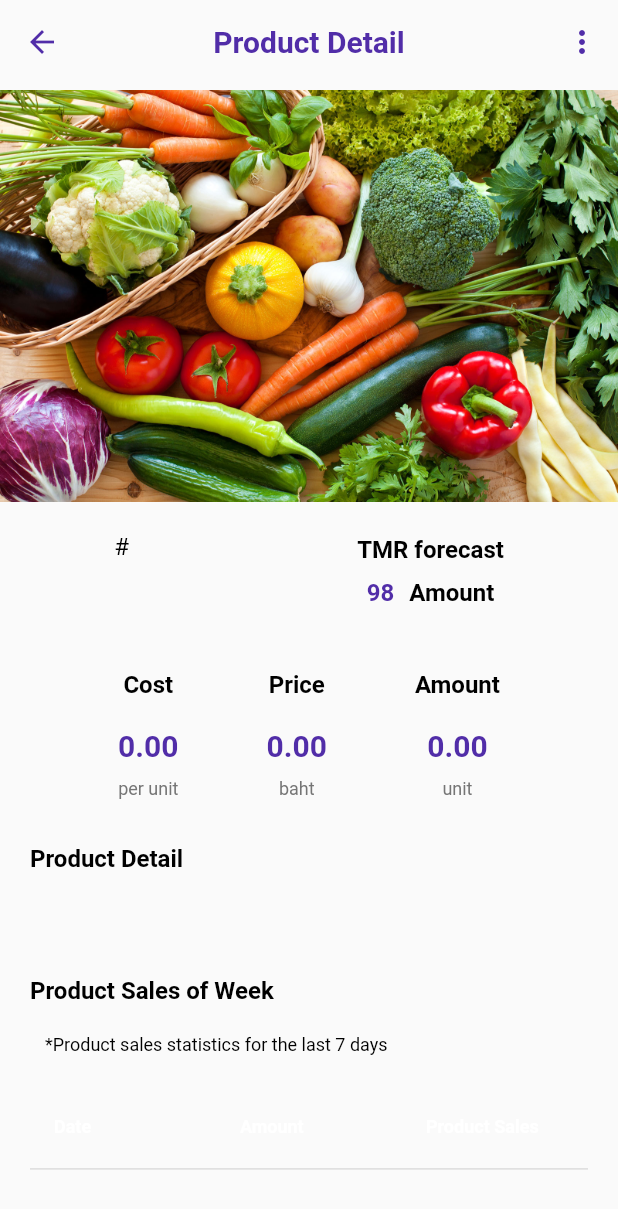
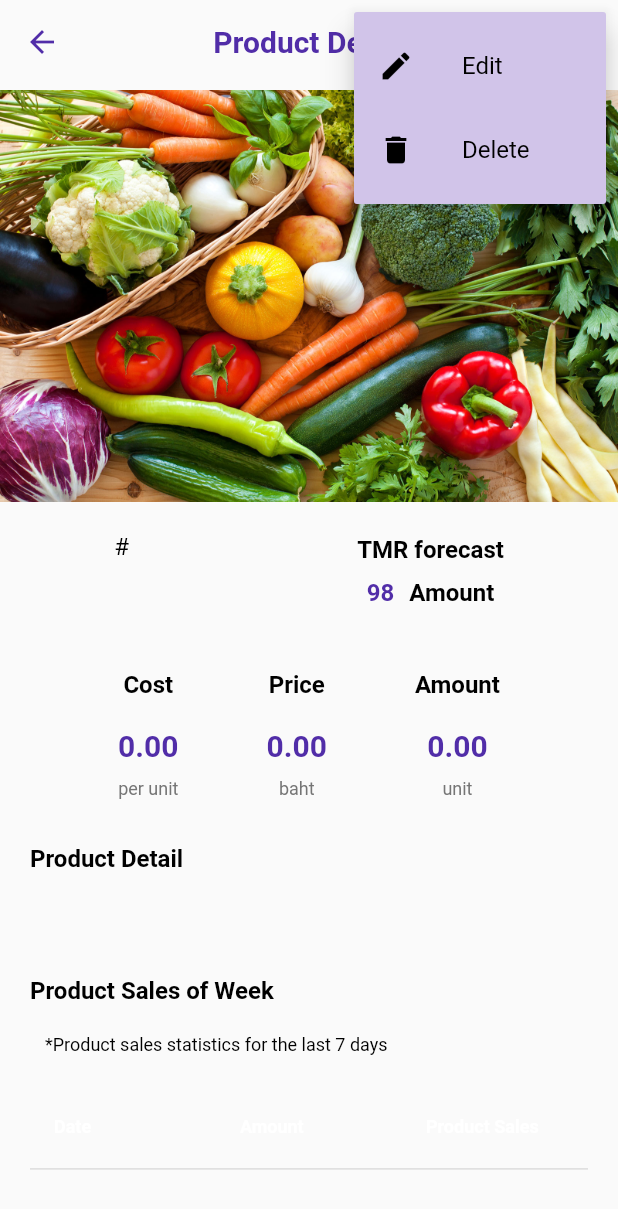
Before and after one commit to ktlyee/Stock-Management-App, a Flutter app: the InventoryDetailPage screen opened directly, after a tap on the "more vert" icon, on a phone screen of 412 x 824 dp. Shown: the top 1209 px of the screen. Run offline on Flutter 3.47's test engine with Material 2 defaults, Android fonts, the phone set to English and light mode, and no system bars; drawn by our look-alikes of syncfusion_flutter_datagrid; our stand-ins replace cloud_firestore, firebase_core, firebase_storage, image_picker, syncfusion_flutter_charts; missing offline and left inert: ml_algo, ml_dataframe, syncfusion_flutter_core; accounts and stored records are empty.

Commit message:
Update popup menu

```diff
--- a/lib/order_detail.dart
+++ b/lib/order_detail.dart
@@ -208,4 +208,5 @@ class _OrderDetailState extends State<OrderDetail> {
           ),
         ));
   }
+
 }
--- a/lib/product_detail_page.dart
+++ b/lib/product_detail_page.dart
@@ -26,6 +26,21 @@ class _InventoryDetailPageState extends State<InventoryDetailPage> {
     super.initState();
   }
 
+  void actionPopUpItemSelected(String value, String name) {
+    String message;
+    if (value == 'edit') {
+      message = 'You selected edit for $name';
+      // Navigator.of(context).push(MaterialPageRoute(builder: (context) => ));
+      print(message);
+    } else if (value == 'delete') {
+      message = 'You selected delete for $name';
+      print(message);
+    } else {
+      message = 'Not implemented';
+      print(message);
+    }
+  }
+
   @override
   Widget build(BuildContext context) {
     ProductNotifier productNotifier = Provider.of<ProductNotifier>(context);
@@ -34,12 +49,22 @@ class _InventoryDetailPageState extends State<InventoryDetailPage> {
       appBar: MainAppBar(
         appBarText: 'Product Detail',
         action: [
-          IconButton(
-              onPressed: () {},
-              icon: Icon(
-                Icons.more_vert,
-                color: CollectionsColors.deepPurple,
-              ))
+          PopupMenuButton(
+              color: CollectionsColors.lightPurple,
+              onSelected: (String value) {
+                actionPopUpItemSelected(value, product.name);
+              },
+              itemBuilder:(context) => [
+                PopupMenuItem(
+                  child: popUpList('Edit', Icons.edit),
+                  value: 'edit',
+                ),
+                PopupMenuItem(
+                  child: popUpList('Delete', Icons.delete),
+                  value: 'delete',
+                ),
+              ]
+          )
         ],
       ),
       body: SingleChildScrollView(
@@ -243,4 +268,12 @@ class _InventoryDetailPageState extends State<InventoryDetailPage> {
       ],
     );
   }
+
+  Widget popUpList(String text, IconData iconData) {
+    return ListTile(
+      leading: Icon(iconData, color: Colors.black,),
+      title: Text(text, style: FontCollection.bodyBlackTextStyle,),
+    );
+  }
+
 }
```
